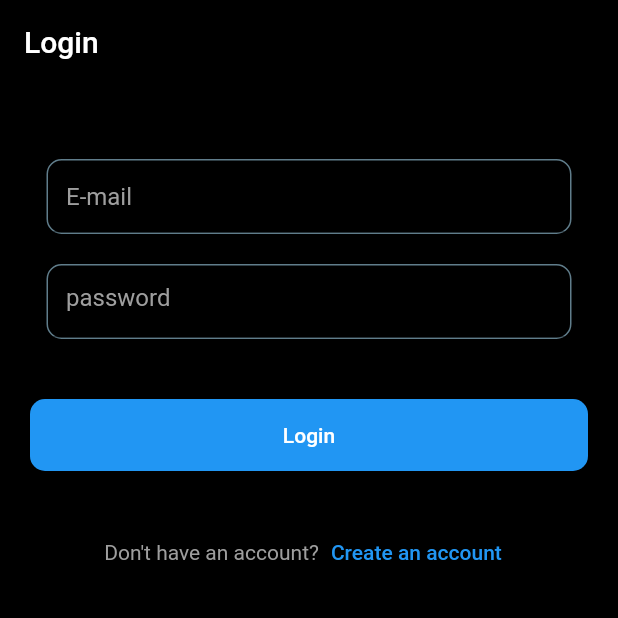
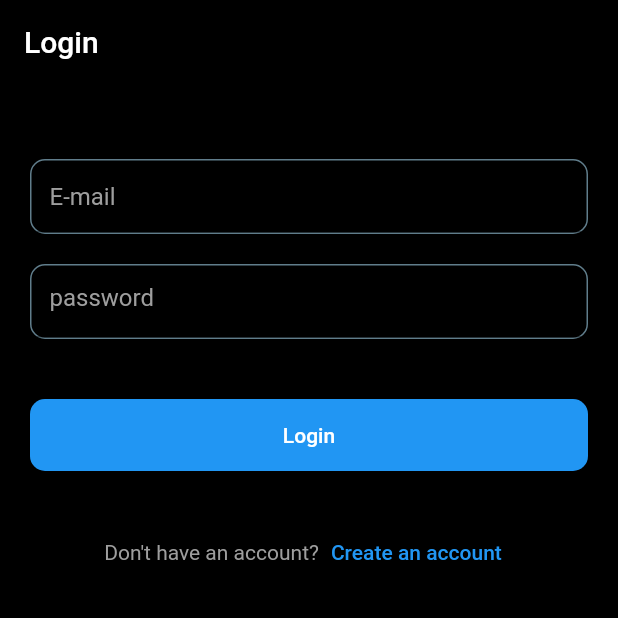
Before and after one commit to GreatGodson/FinTech, a Flutter app: the screen it shows after launch, after a tap on "Log in", on a phone screen of 412 x 824 dp, the top half of it. Run offline on Flutter 3.47's test engine with Material 2 defaults, Android fonts, the phone set to English and light mode, and no system bars; our stand-ins replace cloud_firestore, firebase_auth, firebase_core; accounts and stored records are empty.

Commit message:
⚡ update: update dimensions & ReadME

```diff
--- a/lib/components/button_widget.dart
+++ b/lib/components/button_widget.dart
@@ -15,7 +15,7 @@ class TextButtonWidget extends StatelessWidget {
   @override
   Widget build(BuildContext context) {
     return Container(
-      width: double.maxFinite,
+      width: double.infinity,
       decoration: BoxDecoration(
         borderRadius: BorderRadius.circular(10.0),
         color: Colors.blue,
--- a/lib/components/password_textfield.dart
+++ b/lib/components/password_textfield.dart
@@ -18,6 +18,7 @@ class PasswordTextFieldWidget extends StatelessWidget {
 
   @override
   Widget build(BuildContext context) {
+    double height = MediaQuery.of(context).size.height;
     return Container(
       width: width,
       decoration: BoxDecoration(
--- a/lib/components/textfield_widget.dart
+++ b/lib/components/textfield_widget.dart
@@ -13,8 +13,10 @@ class TextFieldWidget extends StatelessWidget {
 
   @override
   Widget build(BuildContext context) {
+    double height = MediaQuery.of(context).size.height;
     return Container(
       width: width,
+      // height: height / 20,
       decoration: BoxDecoration(
           borderRadius: BorderRadius.circular(10.0),
           border: Border.all(color: Colors.blueGrey)),
--- a/lib/main.dart
+++ b/lib/main.dart
@@ -1,12 +1,17 @@
 import 'package:flutter/material.dart';
 
 import 'package:firebase_core/firebase_core.dart';
+import 'package:flutter/services.dart';
 
 import 'ui/screens/splash_screen.dart';
 
 void main() async {
   WidgetsFlutterBinding.ensureInitialized();
+  SystemChrome.setPreferredOrientations(
+      [DeviceOrientation.portraitUp, DeviceOrientation.portraitDown]);
+  WidgetsFlutterBinding.ensureInitialized();
   await Firebase.initializeApp();
+
   runApp(const MyApp());
 }
 
--- a/lib/ui/screens/login_screen.dart
+++ b/lib/ui/screens/login_screen.dart
@@ -70,13 +70,17 @@ class _LoginScreenState extends State<LoginScreen> {
 
   @override
   Widget build(BuildContext context) {
+    double width = MediaQuery.of(context).size.width;
+    double mediaSize = MediaQuery.of(context).size.height;
     return Scaffold(
       appBar: AppBar(
         backgroundColor: Colors.black,
         automaticallyImplyLeading: false,
         title: const Text('Login'),
       ),
-      body: Padding(
+      body: SafeArea(
+        child: ListView(children: [
+          Padding(
             padding: const EdgeInsets.only(left: 20.0, right: 20.0, top: 50.0),
             child: Column(
               // mainAxisAlignment: MainAxisAlignment.center,
@@ -85,7 +89,7 @@ class _LoginScreenState extends State<LoginScreen> {
                   onChanged: (val) {
                     email = val;
                   },
-              width: 350,
+                  width: double.infinity,
                   hintText: 'E-mail',
                 ),
                 const SizedBox(
@@ -97,7 +101,7 @@ class _LoginScreenState extends State<LoginScreen> {
                     password = val.trim();
                   },
                   onTap: togglePassword,
-              width: 350,
+                  width: double.infinity,
                   hintText: 'password',
                 ),
                 const SizedBox(
@@ -134,6 +138,8 @@ class _LoginScreenState extends State<LoginScreen> {
               ],
             ),
           ),
+        ]),
+      ),
     );
   }
 }
--- a/lib/ui/screens/registration_screen.dart
+++ b/lib/ui/screens/registration_screen.dart
@@ -94,12 +94,16 @@ class _RegistrationScreenState extends State<RegistrationScreen> {
 
   @override
   Widget build(BuildContext context) {
+    double width = MediaQuery.of(context).size.width;
+    double height = MediaQuery.of(context).size.height;
     return Scaffold(
       appBar: AppBar(
         backgroundColor: Colors.black,
         title: const Text('Create an account'),
       ),
-      body: Padding(
+      body: SafeArea(
+        child: ListView(children: [
+          Padding(
             padding: const EdgeInsets.only(left: 20.0, right: 20.0, top: 50.0),
             child: Column(
               // mainAxisAlignment: MainAxisAlignment.center,
@@ -111,11 +115,11 @@ class _RegistrationScreenState extends State<RegistrationScreen> {
                       onChanged: (val) {
                         _firstName = val.trim();
                       },
-                  width: 170,
+                      width: width / 2.4,
                       hintText: 'First Name',
                     ),
                     TextFieldWidget(
-                  width: 170,
+                      width: width / 2.4,
                       hintText: 'Last Name',
                       onChanged: (val) {
                         _lastName = val.trim();
@@ -130,7 +134,7 @@ class _RegistrationScreenState extends State<RegistrationScreen> {
                   onChanged: (val) {
                     _email = val.trim();
                   },
-              width: 350,
+                  width: double.infinity,
                   hintText: 'E-mail',
                 ),
                 const SizedBox(
@@ -142,11 +146,11 @@ class _RegistrationScreenState extends State<RegistrationScreen> {
                     _password = val.trim();
                   },
                   onTap: togglePassword,
-              width: 350,
+                  width: double.infinity,
                   hintText: 'password',
                 ),
-            const SizedBox(
-              height: 40.0,
+                SizedBox(
+                  height: height / 20,
                 ),
                 TextButtonWidget(
                   child: _isLoading
@@ -182,6 +186,8 @@ class _RegistrationScreenState extends State<RegistrationScreen> {
               ],
             ),
           ),
+        ]),
+      ),
     );
   }
 }
```
Also changed, not shown: 1 other file. Lines whose indentation alone changed are shown as unchanged.
